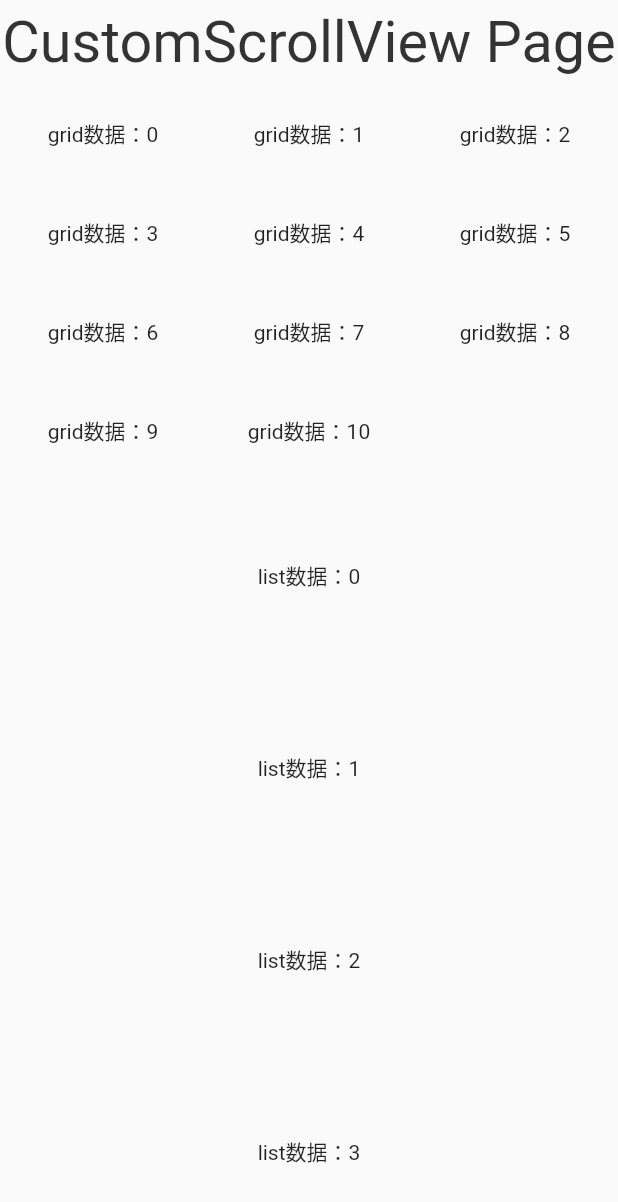
After one commit to shouzhong/demo1, a Flutter app: the CustomScrollViewPage screen opened directly, on a phone screen of 412 x 824 dp. The commit adds this screen. Shown: the top 1202 px of the screen. Run offline on Flutter 3.47's test engine with Material 2 defaults, Android fonts, the phone set to English and light mode, and no system bars; our stand-ins replace cached_network_image, dio, flutter_easyrefresh, fluttertoast; generated files the repository leaves out were written again.

Commit message:
2020-06-30

```diff
--- /dev/null
+++ b/lib/bean/备注.txt
@@ -0,0 +1,2 @@
+在项目目录下执行
+flutter packages pub run build_runner watch lib
--- /dev/null
+++ b/lib/custom_scroll_view_page.dart
@@ -0,0 +1,46 @@
+import 'package:demo1/my_app_bar.dart';
+import 'package:flutter/material.dart';
+
+import 'utils.dart';
+
+class CustomScrollViewPage extends StatefulWidget {
+  @override
+  State<StatefulWidget> createState() {
+    return _CustomScrollViewPageState();
+  }
+}
+
+class _CustomScrollViewPageState extends State<CustomScrollViewPage> {
+  @override
+  Widget build(BuildContext context) {
+    return Scaffold(
+      appBar: MyAppBar(title: "CustomScrollView Page",),
+      body: CustomScrollView(
+        slivers: [
+          SliverGrid.count(
+            crossAxisCount: 3,
+            childAspectRatio: 2.08,
+            children: [
+              for (int i = 0; i < 11; i ++) Container(
+                alignment: Alignment.center,
+                child: Text("grid数据：$i"),
+              ),
+            ],
+          ),
+          SliverFixedExtentList(
+            itemExtent: 120.mpx,
+            delegate: SliverChildBuilderDelegate(
+              (context, index) {
+                return Container(
+                  alignment: Alignment.center,
+                  child: Text("list数据：$index"),
+                );
+              },
+              childCount: 10,
+            ),
+          ),
+        ],
+      ),
+    );
+  }
+}
--- a/lib/route_page.dart
+++ b/lib/route_page.dart
@@ -10,6 +10,7 @@ import 'package:demo1/backdrop_filter_page.dart';
 import 'package:demo1/clip_path_page.dart';
 import 'package:demo1/clip_rect_page.dart';
 import 'package:demo1/custom_paint_page.dart';
+import 'package:demo1/custom_scroll_view_page.dart';
 import 'package:demo1/decorated_box_page.dart';
 import 'package:demo1/dismissible_page.dart';
 import 'package:demo1/fractional_translation_page.dart';
@@ -17,6 +18,7 @@ import 'package:demo1/gesture_detector_page.dart';
 import 'package:demo1/ignore_pointer_page.dart';
 import 'package:demo1/long_press_draggable_page.dart';
 import 'package:demo1/nested_scroll_view_page.dart';
+import 'package:demo1/notification_listener_page.dart';
 import 'package:demo1/opacity_page.dart';
 import 'package:demo1/rotated_box_page.dart';
 import 'package:demo1/rotation_transition_page.dart';
@@ -51,6 +53,7 @@ import 'package:demo1/positioned_transition_page.dart';
 import 'package:demo1/refresh_indicator_page.dart';
 import 'package:demo1/refresh_page.dart';
 import 'package:demo1/row_page.dart';
+import 'package:demo1/single_child_scroll_view_page.dart';
 import 'package:demo1/size_transition_page.dart';
 import 'package:demo1/sized_box_page.dart';
 import 'package:demo1/slide_transition_page.dart';
@@ -148,7 +151,10 @@ class _RoutePageState extends State<RoutePage> {
     "FutureBuilder",
     "StreamBuilder",
     "NestedScrollView",
+    "SingleChildScrollView",
+    "CustomScrollView",
     "TabBar",
+    "NotificationListener",
     "Load",
     "Refresh",
   ];
@@ -161,6 +167,7 @@ class _RoutePageState extends State<RoutePage> {
         shrinkWrap: true,
         crossAxisCount: 2,
         childAspectRatio: 3,
+        physics: BouncingScrollPhysics(),
         children: [
           for (String item in tags)
             GestureDetector(
@@ -232,7 +239,10 @@ class _RoutePageState extends State<RoutePage> {
                 item == "FutureBuilder" ? FutureBuilderPage() :
                 item == "StreamBuilder" ? StreamBuilderPage() :
                 item == "NestedScrollView" ? NestedScrollViewPage() :
+                item == "SingleChildScrollView" ? SingleChildScrollViewPage() :
+                item == "CustomScrollView" ? CustomScrollViewPage() :
                 item == "TabBar" ? TabBarPage() :
+                item == "NotificationListener" ? NotificationListenerPage() :
                 item == "Load" ? LoadPage() :
                 item == "Refresh" ? RefreshPage() :
                 null;
--- a/pubspec.yaml
+++ b/pubspec.yaml
@@ -39,10 +39,14 @@ dependencies:
   shared_preferences: ^0.5.7+3
   # refresh
   flutter_easyrefresh: ^2.1.1
+  # json
+  json_serializable: ^3.3.0
+  json_annotation: ^3.0.1
 
 dev_dependencies:
   flutter_test:
     sdk: flutter
+  build_runner: ^1.10.0
 
 # For information on the generic Dart part of this file, see the
 # following page: https://dart.dev/tools/pub/pubspec
```
Also changed, not shown: lib/bean/test_bean.dart (added, +20 -0 lines), lib/bean/user_bean.dart (added, +15 -0 lines), lib/image_page.dart (+9 -0 lines), lib/notification_listener_page.dart (added, +49 -0 lines), lib/single_child_scroll_view_page.dart (added, +33 -0 lines), lib/bean/test_bean.g.dart (added), lib/bean/user_bean.g.dart (added), pubspec.lock.
